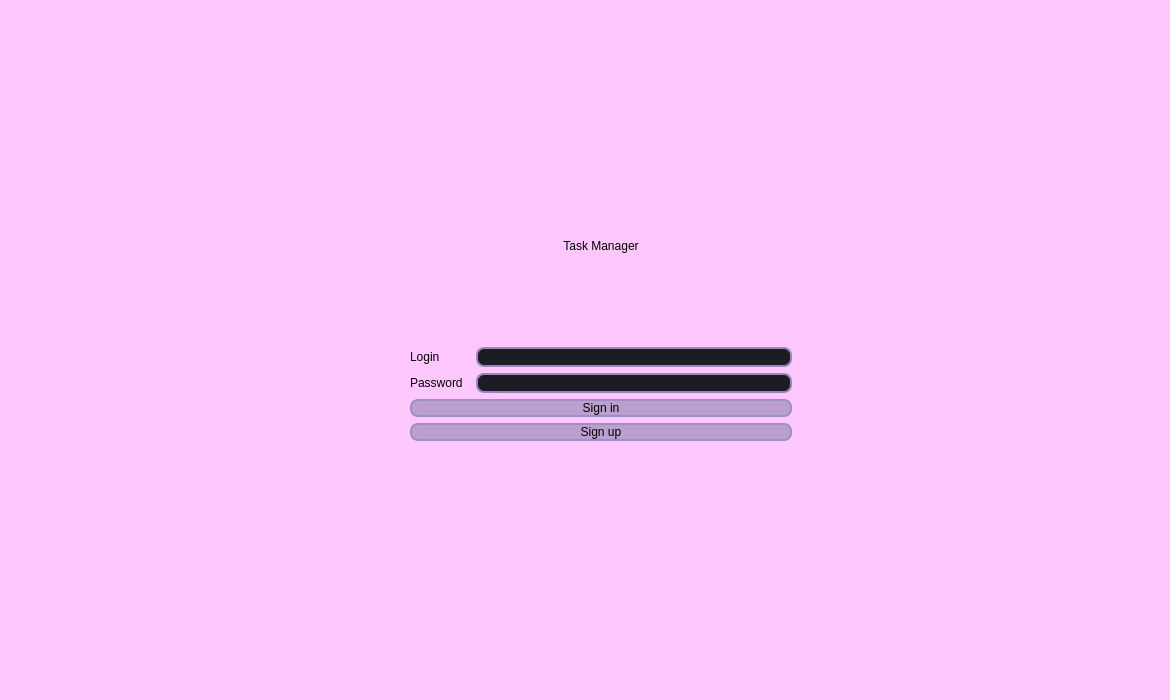
Saigz/task_tracker_qt, file UI/w_login/loginwindow.ui: the form before one commit.
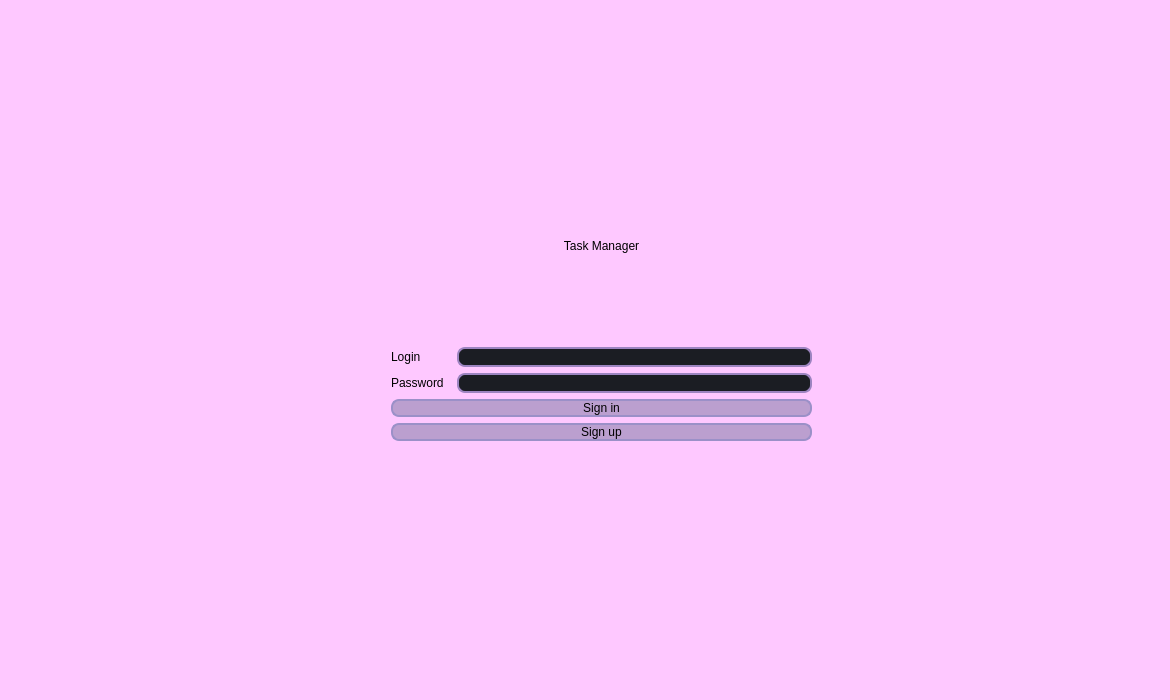
The form after the commit. Icons and pictures are not drawn.

Diff of the .ui file:
```diff
--- a/UI/w_login/loginwindow.ui
+++ b/UI/w_login/loginwindow.ui
@@ -36,9 +36,9 @@
    <widget class="QWidget" name="">
     <property name="geometry">
      <rect>
-      <x>410</x>
+      <x>391</x>
       <y>150</y>
-      <width>382</width>
+      <width>421</width>
       <height>291</height>
      </rect>
     </property>
@@ -120,7 +120,7 @@
              <property name="inputMask">
               <string/>
              </property>
-             <property name="placeholderText">
+             <property name="text">
               <string/>
              </property>
             </widget>
```
Left out of the diff: 6 changed lines with no effect on the pictures.
